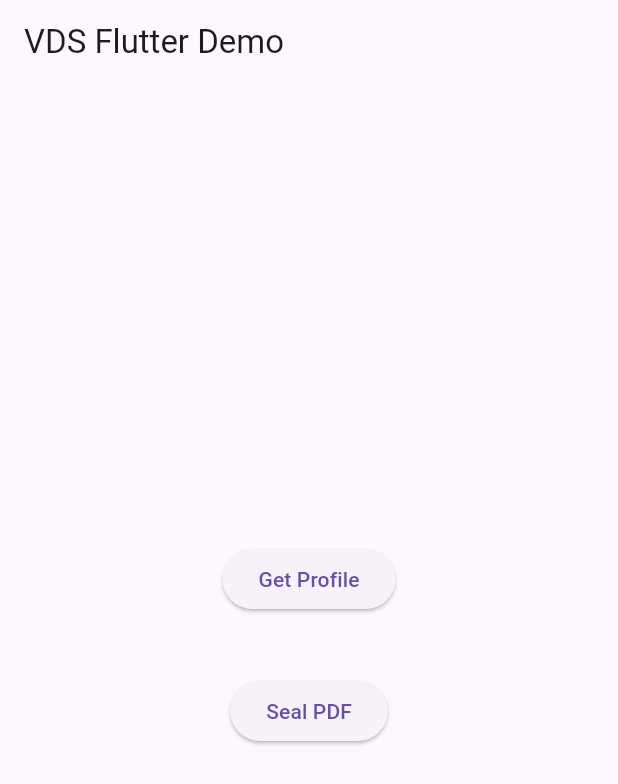
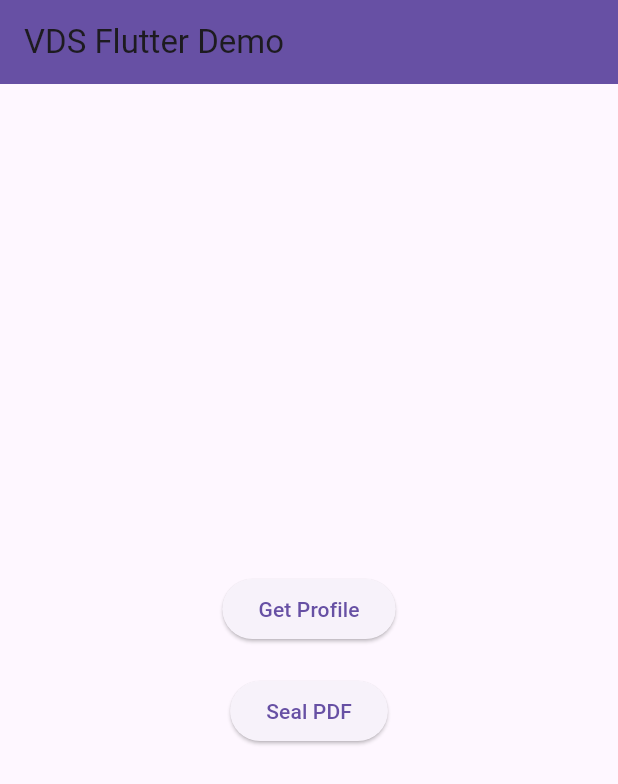
Before and after one commit to mdrianislam0or1/vds_flutter, a Flutter app: the screen it shows after launch, on a phone screen of 412 x 824 dp. Shown: the top 784 px of the screen. Run offline on Flutter 3.47's test engine with Material 3 defaults, Android fonts, the phone set to English and light mode, and no system bars; our stand-ins replace permission_handler, share_plus, shared_preferences; missing offline and left inert: universal_html.

```diff
--- a/lib/VDS/Home.dart
+++ b/lib/VDS/Home.dart
@@ -5,6 +5,8 @@ import 'package:flutter/foundation.dart';
 import 'package:flutter/material.dart';
 import 'package:flutter/services.dart';
 import 'package:path_provider/path_provider.dart';
+import 'package:permission_handler/permission_handler.dart';
+import 'package:share_plus/share_plus.dart';
 import 'package:universal_html/html.dart' as html;
 
 import 'SealPdfService.dart';
@@ -28,6 +30,7 @@ class _HomeState extends State<Home> {
   bool _isLoading = false;
   String? _sealedPdfData;
   Uint8List? _pdfBytes;
+  String? _savedFilePath;
 
   Future<void> _getProfile() async {
     setState(() => _isLoading = true);
@@ -39,8 +42,6 @@ class _HomeState extends State<Home> {
       if (token == null) throw Exception('Authentication failed');
 
       var profile = await _profileService.fetchProfile(clientCert, caCert);
-
-      print("Profile Response: $profile");
 
       var userProfiles = profile?['userProfiles'] as List;
       if (userProfiles.isNotEmpty) {
@@ -57,6 +58,7 @@ class _HomeState extends State<Home> {
       }
     } catch (e) {
       setState(() => _profileData = 'Error: $e');
+      _showErrorDialog('Profile Error', e.toString());
     } finally {
       setState(() => _isLoading = false);
     }
@@ -68,7 +70,6 @@ class _HomeState extends State<Home> {
       ByteData clientCert = await rootBundle.load('assets/certs/client.p12');
       ByteData caCert = await rootBundle.load('assets/certs/root_cert.pem');
 
-      // Load demo PDF
       ByteData pdfData = await rootBundle.load('assets/demo.pdf');
       String pdfBase64 = base64Encode(pdfData.buffer.asUint8List());
 
@@ -82,7 +83,7 @@ class _HomeState extends State<Home> {
       await _handleSealedPdf(sealedPdf);
     } catch (e) {
       setState(() => _sealedPdfData = 'Error sealing PDF: $e');
-      print('Error sealing PDF: $e');
+      _showErrorDialog('PDF Sealing Error', e.toString());
     } finally {
       setState(() => _isLoading = false);
     }
@@ -97,12 +98,11 @@ class _HomeState extends State<Home> {
           _pdfBytes = base64Decode(base64PdfContent);
           setState(() {
             _sealedPdfData = 'PDF Sealed Successfully';
+            _savedFilePath = null; // Reset saved file path
           });
         } catch (e) {
-          setState(() {
-            _sealedPdfData = 'Error decoding PDF: $e';
-          });
-          print('Error decoding PDF: $e');
+          setState(() => _sealedPdfData = 'Error decoding PDF: $e');
+          _showErrorDialog('PDF Decoding Error', e.toString());
         }
       }
     }
@@ -110,78 +110,177 @@ class _HomeState extends State<Home> {
 
   Future<void> _downloadPdf() async {
     if (_pdfBytes == null) {
-      setState(() => _sealedPdfData = 'No PDF data available');
+      _showErrorDialog('Download Error', 'No PDF data available');
       return;
     }
 
+    try {
       if (kIsWeb) {
-      _downloadPdfWeb();
+        await _downloadPdfWeb();
       } else {
         await _downloadPdfMobile();
       }
+    } catch (e) {
+      _showErrorDialog('Download Error', e.toString());
+    }
   }
 
-  void _downloadPdfWeb() {
+  Future<void> _downloadPdfWeb() async {
     final blob = html.Blob([_pdfBytes]);
     final url = html.Url.createObjectUrlFromBlob(blob);
     final anchor = html.AnchorElement(href: url)
       ..setAttribute("download", "sealed_document.pdf")
       ..click();
     html.Url.revokeObjectUrl(url);
+    setState(() => _sealedPdfData = 'PDF downloaded successfully');
   }
 
   Future<void> _downloadPdfMobile() async {
-    try {
-      final directory = await getApplicationDocumentsDirectory();
-      final filePath = '${directory.path}/sealed_document.pdf';
+    // Request storage permission for Android
+    if (!kIsWeb && Platform.isAndroid) {
+      var storageStatus = await Permission.storage.status;
+      if (!storageStatus.isGranted) {
+        storageStatus = await Permission.storage.request();
+        if (!storageStatus.isGranted) {
+          throw Exception('Storage permission denied');
+        }
+      }
+
+      // For Android 10 and above, we might also need manage external storage permission
+      if (await Permission.manageExternalStorage.isGranted) {
+        var manageStorageStatus = await Permission.manageExternalStorage.status;
+        if (!manageStorageStatus.isGranted) {
+          manageStorageStatus =
+              await Permission.manageExternalStorage.request();
+          if (!manageStorageStatus.isGranted) {
+            throw Exception('Manage storage permission denied');
+          }
+        }
+      }
+    }
+
+    // Get the downloads directory
+    final directory = await _getDownloadPath();
+    if (directory == null)
+      throw Exception('Could not access download directory');
+
+    final fileName =
+        'sealed_document_${DateTime.now().millisecondsSinceEpoch}.pdf';
+    final filePath = '${directory.path}/$fileName';
+
+    // Save the file
     File file = File(filePath);
     await file.writeAsBytes(_pdfBytes!);
-      setState(() => _sealedPdfData = 'PDF saved to: $filePath');
-    } catch (e) {
-      setState(() => _sealedPdfData = 'Error saving PDF: $e');
-      print('Error saving PDF: $e');
+
+    setState(() {
+      _savedFilePath = filePath;
+      _sealedPdfData = 'PDF saved successfully';
+    });
+
+    // Show share dialog for mobile
+    await Share.shareXFiles(
+      [XFile(filePath)],
+      text: 'Sealed PDF Document',
+    );
   }
+
+  Future<Directory?> _getDownloadPath() async {
+    if (Platform.isAndroid) {
+      return await getExternalStorageDirectory();
+    } else {
+      return await getApplicationDocumentsDirectory();
+    }
+  }
+
+  void _showErrorDialog(String title, String message) {
+    showDialog(
+      context: context,
+      builder: (context) => AlertDialog(
+        title: Text(title),
+        content: Text(message),
+        actions: [
+          TextButton(
+            onPressed: () => Navigator.pop(context),
+            child: const Text('OK'),
+          ),
+        ],
+      ),
+    );
   }
 
   @override
   Widget build(BuildContext context) {
     return Scaffold(
-      appBar: AppBar(title: const Text('VDS Flutter Demo')),
+      appBar: AppBar(
+        title: const Text('VDS Flutter Demo'),
+        backgroundColor: Theme.of(context).colorScheme.primary,
+      ),
       body: Center(
         child: SingleChildScrollView(
+          padding: const EdgeInsets.all(16.0),
           child: Column(
             mainAxisAlignment: MainAxisAlignment.center,
             children: [
               ElevatedButton(
                 onPressed: _isLoading ? null : _getProfile,
                 child: _isLoading
-                    ? const CircularProgressIndicator()
+                    ? const SizedBox(
+                        width: 20,
+                        height: 20,
+                        child: CircularProgressIndicator(strokeWidth: 2),
+                      )
                     : const Text('Get Profile'),
               ),
+              if (_profileData != null) ...[
                 const SizedBox(height: 20),
-              if (_profileData != null)
-                Padding(
+                Card(
+                  child: Padding(
                     padding: const EdgeInsets.all(16.0),
                     child: Text(_profileData!, textAlign: TextAlign.center),
                   ),
+                ),
+              ],
               const SizedBox(height: 20),
               ElevatedButton(
                 onPressed: _isLoading ? null : _sealPdf,
                 child: _isLoading
-                    ? const CircularProgressIndicator()
+                    ? const SizedBox(
+                        width: 20,
+                        height: 20,
+                        child: CircularProgressIndicator(strokeWidth: 2),
+                      )
                     : const Text('Seal PDF'),
               ),
+              if (_sealedPdfData != null) ...[
                 const SizedBox(height: 20),
-              if (_sealedPdfData != null)
+                Card(
+                  child: Padding(
+                    padding: const EdgeInsets.all(16.0),
+                    child: Column(
+                      children: [
+                        Text(_sealedPdfData!, textAlign: TextAlign.center),
+                        if (_savedFilePath != null)
                           Padding(
-                  padding: const EdgeInsets.all(16.0),
-                  child: Text(_sealedPdfData!, textAlign: TextAlign.center),
+                            padding: const EdgeInsets.only(top: 8.0),
+                            child: Text(
+                              'File saved to:\n$_savedFilePath',
+                              textAlign: TextAlign.center,
+                              style: Theme.of(context).textTheme.bodySmall,
                             ),
-              if (_pdfBytes != null)
-                ElevatedButton(
+                          ),
+                      ],
+                    ),
+                  ),
+                ),
+              ],
+              if (_pdfBytes != null) ...[
+                const SizedBox(height: 20),
+                ElevatedButton.icon(
                   onPressed: _downloadPdf,
-                  child: const Text('Download Sealed PDF'),
+                  icon: const Icon(Icons.download),
+                  label: Text(kIsWeb ? 'Download PDF' : 'Save & Share PDF'),
                 ),
+              ],
             ],
           ),
         ),
--- a/pubspec.yaml
+++ b/pubspec.yaml
@@ -16,6 +16,7 @@ dependencies:
   open_file: ^3.5.10
   universal_html: ^2.2.4
   share_plus: ^10.1.4
+  permission_handler: ^11.3.1
 
 dev_dependencies:
   flutter_test:
```
Also changed, not shown: pubspec.lock, 3 other files. Lines whose indentation alone changed are shown as unchanged.
